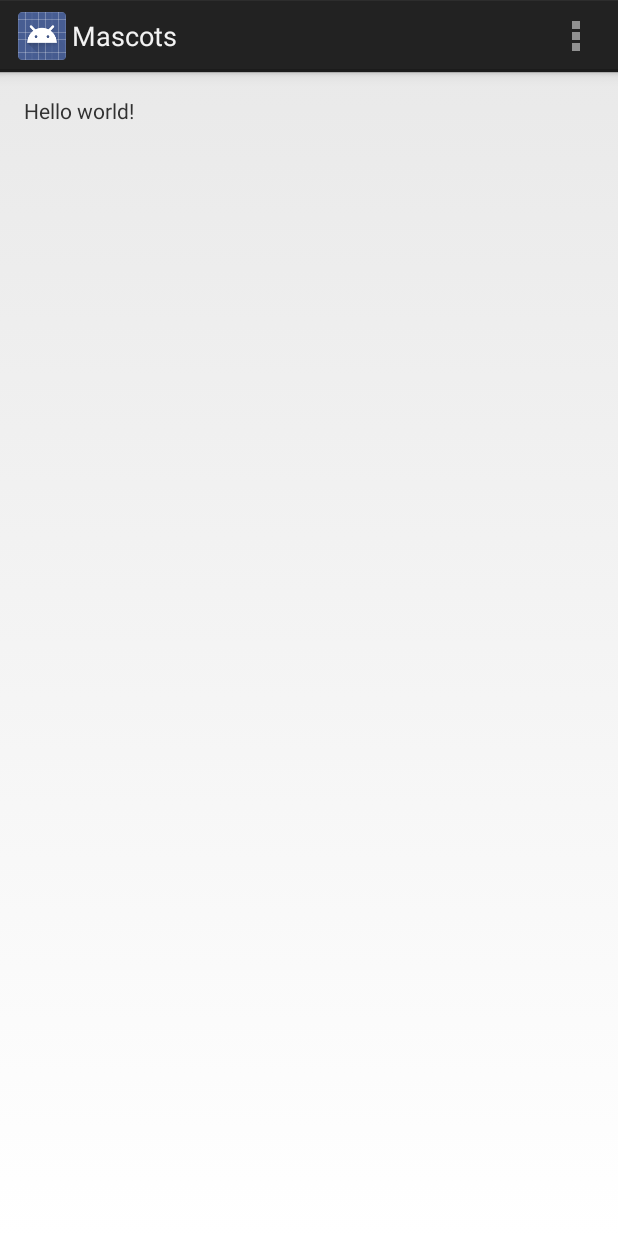
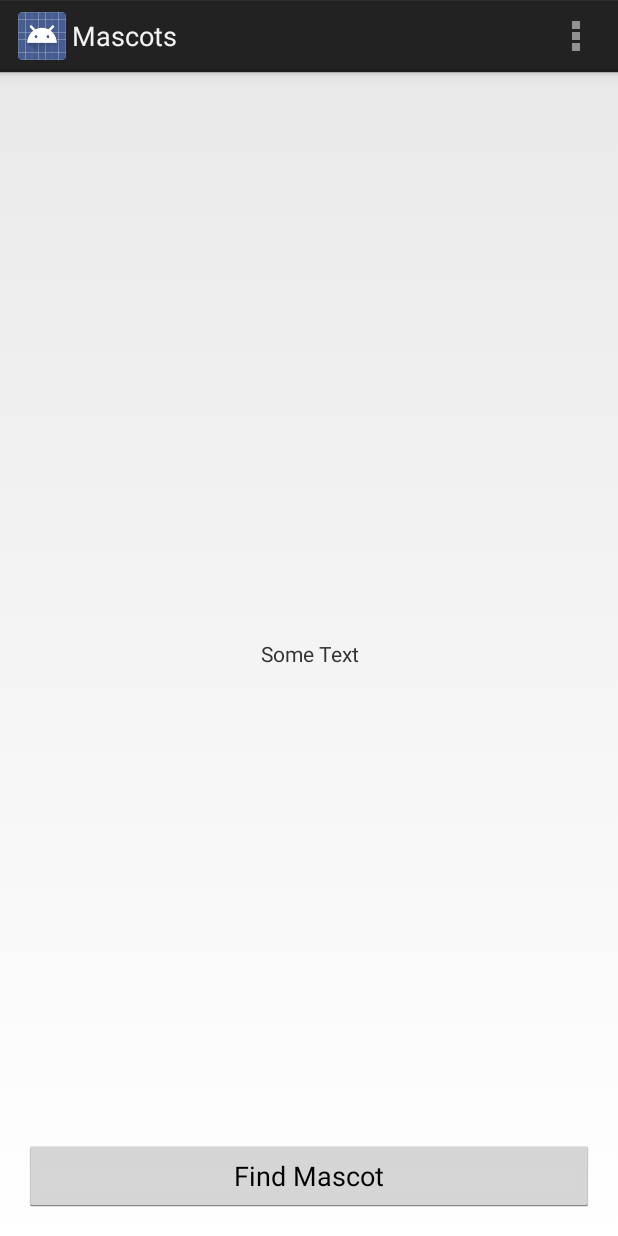
Before and after one commit to wesreisz/Mascots, an Android app: the screen it shows after launch (MascotActivity), in the options menu, after a tap on "Settings", on a phone screen of 412 x 824 dp. Run offline under Robolectric (Android 15) with nearby library versions, the phone set to English and light mode, and no system bars.

Commit message:
Wired find mascot button to some text. This step will start as the starting point for our java intro class.

```diff
--- a/app/src/main/java/com/wesleyreisz/mascots/MascotActivity.java
+++ b/app/src/main/java/com/wesleyreisz/mascots/MascotActivity.java
@@ -4,6 +4,8 @@ import android.app.Activity;
 import android.os.Bundle;
 import android.view.Menu;
 import android.view.MenuItem;
+import android.view.View;
+import android.widget.TextView;
 
 
 public class MascotActivity extends Activity {
@@ -33,4 +35,9 @@ public class MascotActivity extends Activity {
         }
         return super.onOptionsItemSelected(item);
     }
+
+    public void showMascot(View view) {
+        TextView textView = (TextView) findViewById(R.id.mascotText);
+        textView.setText("Some Text");
+    }
 }
--- a/app/src/main/res/layout/activity_mascot.xml
+++ b/app/src/main/res/layout/activity_mascot.xml
@@ -10,7 +10,19 @@
 
     <TextView
         android:text="@string/hello_world"
-        android:layout_width="wrap_content"
-        android:layout_height="wrap_content" />
+        android:id="@+id/mascotText"
+        android:layout_width="match_parent"
+        android:layout_height="wrap_content"
+        android:gravity="center"
+        android:layout_centerVertical="true"
+        android:padding="10dip"/>
+
+    <Button
+        android:layout_width="match_parent"
+        android:layout_height="wrap_content"
+        android:layout_alignParentBottom="true"
+        android:text="@string/findMascot"
+        android:onClick="showMascot"
+        />
 
 </RelativeLayout>
--- a/app/src/main/res/values/strings.xml
+++ b/app/src/main/res/values/strings.xml
@@ -4,5 +4,6 @@
     <string name="app_name">Mascots</string>
     <string name="hello_world">Hello world!</string>
     <string name="action_settings">Settings</string>
+    <string name="findMascot">Find Mascot</string>
 
 </resources>
```
Also changed, not shown: 1 other file.
